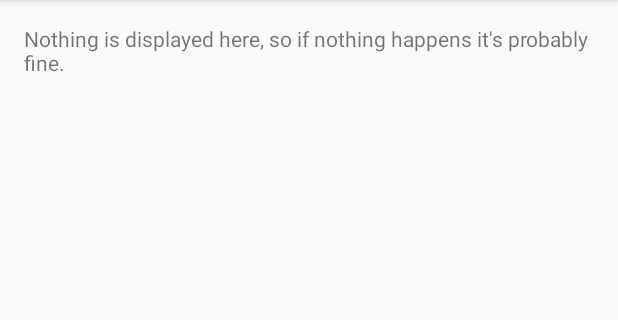
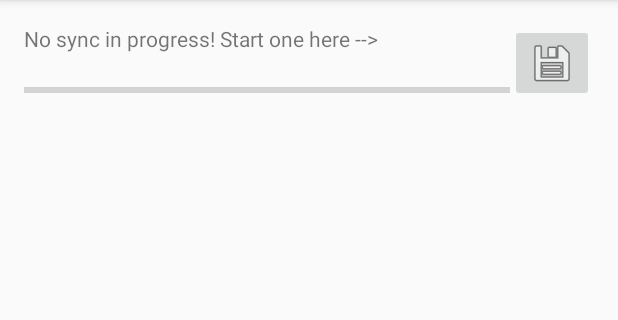
Before and after one commit to FRC2706/FTP_Library, an Android app: the screen it shows after launch (MainActivity), on a phone screen of 412 x 824 dp, the part 84-404 px from its top. Run offline under Robolectric (Android 15) with nearby library versions, the phone set to English and light mode, and no system bars.

Commit message:
Added a visual to what's going on.

```diff
--- a/app/src/main/java/ca/team2706/scouting/ftptest/FTPRequester.java
+++ b/app/src/main/java/ca/team2706/scouting/ftptest/FTPRequester.java
@@ -1,4 +1,6 @@
 package ca.team2706.scouting.ftptest;
+import android.app.Activity;
+
 import org.apache.commons.net.ftp.FTPFile;
 import java.io.InputStream;
 public interface FTPRequester {
@@ -32,4 +34,11 @@ public interface FTPRequester {
      * @param listing: FTPFile array of files in current working directory
      */
     void dirCallback(FTPFile[] listing);
+
+    /**
+     * Callback for getting the progress of sync
+     * @param Caption: Current caption to place above sync bar
+     * @param Progress: Progress out of 100 to be displayed.
+     */
+    void updateSyncBar(String Caption, int Progress, Activity activity);
 }
--- a/app/src/main/java/ca/team2706/scouting/ftptest/MainActivity.java
+++ b/app/src/main/java/ca/team2706/scouting/ftptest/MainActivity.java
@@ -1,6 +1,7 @@
 package ca.team2706.scouting.ftptest;
 
 import android.Manifest;
+import android.app.Activity;
 import android.content.pm.PackageManager;
 import android.graphics.Bitmap;
 import android.graphics.BitmapFactory;
@@ -11,7 +12,10 @@ import android.support.v4.app.ActivityCompat;
 import android.support.v4.content.ContextCompat;
 import android.support.v7.app.AppCompatActivity;
 import android.util.Log;
+import android.view.View;
 import android.widget.ImageView;
+import android.widget.ProgressBar;
+import android.widget.TextView;
 
 import org.apache.commons.net.ftp.FTPFile;
 
@@ -39,8 +43,6 @@ public class MainActivity extends AppCompatActivity implements FTPRequester {
             if (ftpclient.isConnected()) {
                 //get a directory listing to enter PASV mode
                 ftpclient.dir(this);
-                //Sync files between device and server
-                ftpclient.syncAllFiles(this);
             } else {
                 //FTPClient didn't connect.
                 Log.d("FTPClient", "Failed to connect, cannot DIR.");
@@ -50,28 +52,72 @@ public class MainActivity extends AppCompatActivity implements FTPRequester {
         }
     }
 
-    //Start of callback functions from FTPRequester.java
+    /**
+     * place code here for when the client is done uploading a file.
+     * This is run on the background thread
+     * @param localFilename: Local path to file
+     * @param remoteFilename: Remote path to file
+     */
     public void uploadFileCallback(String localFilename, String remoteFilename){
-        //place code here for when the client is done uploading a file. This is run on the background thread
-        //Arg localFilename: the local path of the uploaded file.
-        //Arg remoteFilename: the remote path of the uploaded file.
+
     }
+
+    /**
+     * Place code here for when the client is done downloading a file.
+     * This is run on the background thread
+     * @param localFilename: Local path to file
+     * @param remoteFilename: Remote path to file
+     */
     public void downloadFileCallback(String localFilename, String remoteFilename) {
-        //Place code here for when the client is done downloading a file. This is run on the background thread
-        //Arg localFilename: the local path of the downloaded file.
-        //Arg remoteFilename: the remote path of the downloaded file.
+
     }
+
+    /**
+     * Place code here for when the client is done syncing files.
+     * This is run on the background thread
+     * @param changedFiles: number of files uploaded and downloaded
+     */
     public void syncCallback(int changedFiles){
-        //Place code here for when the client is done syncing files. This is run on the background thread
-        //Arg changedFiles: the number of files uploaded / downloaded.
+
     }
+
+    /**
+     * Place code here for when the client is done getting a file listing.
+     * This is run on the background thread
+     * @param filelisting
+     */
     public void dirCallback(FTPFile[] filelisting){
-        //Place code here for when the client is done getting a file listing. This is run on the background thread
-        //Arg filelisting: the FTPFile array of the directorys and files from the listing
+
     }
-    //End of callback functions from FTPRequester.java
 
-    //Method that checks for and requests for permissions
+    /**
+     * Place code here to display progress of sync.
+     * @param Caption: Current caption to place above sync bar
+     * @param Progress: Progress out of 100 to be displayed.
+     */
+    public void updateSyncBar(final String Caption, final int Progress, Activity activity){
+        activity.runOnUiThread(new Runnable(){
+            @Override
+            public void run(){
+                TextView tv = (TextView)findViewById(R.id.syncCaption);
+                ProgressBar pb = (ProgressBar)findViewById(R.id.syncProgressBar);
+                if(Caption.startsWith("^")){
+                    pb.setIndeterminate(true);
+                    tv.setText("Scanning for differences...");
+                }else{
+                    pb.setIndeterminate(false);
+                    Log.d("ProgressBarValue", String.valueOf(Progress));
+                    pb.setProgress(Progress);
+                    tv.setText(Caption);
+                }
+            }
+        });
+    }
+
+    /**
+     * Checks for read / write permissions, and requests them if neccesary.
+     * This function also creates neccesary folders for the FTP Library.
+     */
     void requestPermissions(){
         Boolean ReadStoragePerm = ContextCompat.checkSelfPermission(this, Manifest.permission.WRITE_EXTERNAL_STORAGE)== PackageManager.PERMISSION_GRANTED;
         Boolean WriteStoragePerm = ContextCompat.checkSelfPermission(this, Manifest.permission.READ_EXTERNAL_STORAGE)== PackageManager.PERMISSION_GRANTED;
@@ -84,5 +130,21 @@ public class MainActivity extends AppCompatActivity implements FTPRequester {
                 ActivityCompat.requestPermissions(this, new String[]{Manifest.permission.WRITE_EXTERNAL_STORAGE, Manifest.permission.READ_EXTERNAL_STORAGE}, 0);
             }
         }
+        File frc2706 = new File(Environment.getExternalStorageDirectory() + "/frc2706");
+        File files = new File(Environment.getExternalStorageDirectory() + "/frc2706/files");
+        if(!frc2706.exists()){
+            frc2706.mkdir();
+        }
+        if(!files.exists()){
+            files.mkdir();
+        }
+    }
+
+    void startSync(View v){
+        try{
+            ftpclient.syncAllFiles(this, this);
+        }catch(Exception e){
+            Log.e("FTPClient", e.toString());
+        }
     }
 }
--- a/app/src/main/res/layout/activity_main.xml
+++ b/app/src/main/res/layout/activity_main.xml
@@ -12,11 +12,33 @@
     tools:context="ca.team2706.scouting.ftptest.MainActivity">
 
     <TextView
-        android:text="Nothing is displayed here, so if nothing happens it's probably fine."
+        android:text="No sync in progress! Start one here -->"
         android:layout_width="wrap_content"
         android:layout_height="wrap_content"
         android:layout_alignParentTop="true"
         android:layout_alignParentStart="true"
-        android:id="@+id/textView"
-        android:layout_alignParentEnd="true" />
+        android:id="@+id/syncCaption"
+        android:layout_toStartOf="@+id/imageButton"
+        android:layout_above="@+id/syncProgressBar" />
+
+    <ImageButton
+        android:layout_width="wrap_content"
+        android:layout_height="wrap_content"
+        app:srcCompat="@android:drawable/ic_menu_save"
+        android:id="@+id/imageButton"
+        android:elevation="0dp"
+        android:layout_alignParentTop="true"
+        android:layout_alignParentEnd="true"
+        android:onClick="startSync" />
+
+    <ProgressBar
+        style="?android:attr/progressBarStyleHorizontal"
+        android:layout_width="wrap_content"
+        android:layout_height="wrap_content"
+        android:id="@+id/syncProgressBar"
+        android:layout_alignBottom="@+id/imageButton"
+        android:layout_alignParentStart="true"
+        android:layout_toStartOf="@+id/imageButton"
+        android:indeterminate="false" />
+
 </RelativeLayout>
```
Also changed, not shown: app/src/main/java/ca/team2706/scouting/ftptest/FTPClient.java (+52 -3 lines), 3 other files.
